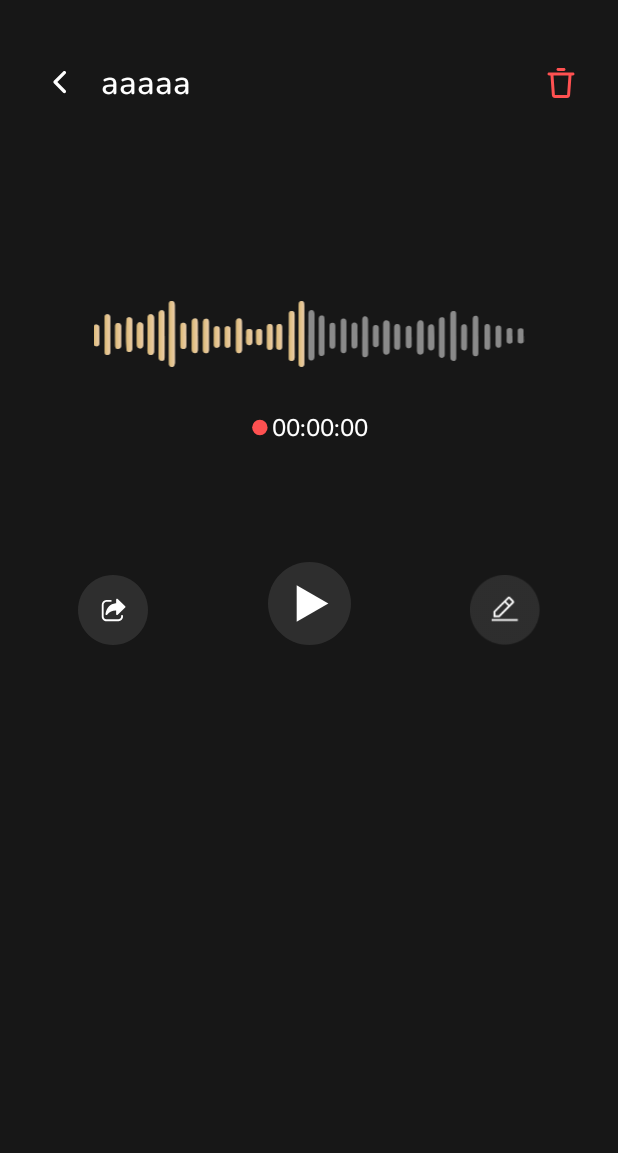
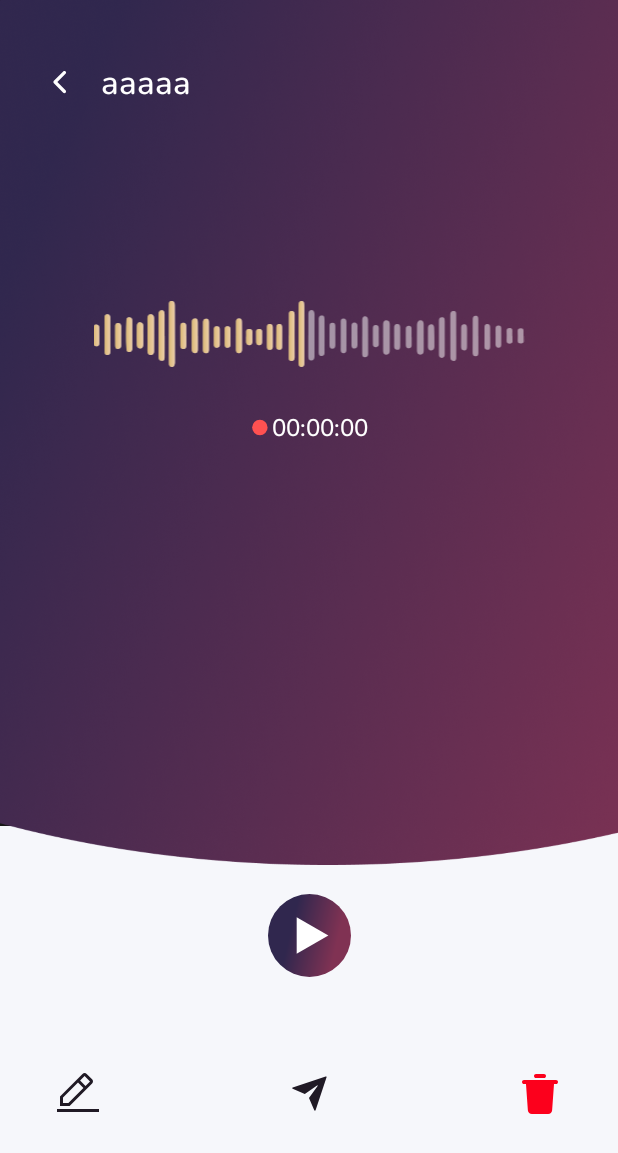
Before and after one commit to hoangvannhatanh/appxx_piano, an Android app: the layout activity_record_detail.xml on its own in the app's theme, with its tools: preview values and no code run, on a phone screen of 412 x 824 dp. Shown: the top 1153 px of the screen. Run offline under Robolectric (Android 15) with nearby library versions, the phone set to English and light mode, and no system bars.

Commit message:
update record

```diff
--- a/app/src/main/res/drawable/ads_icon_app.xml
+++ /dev/null
@@ -1,14 +0,0 @@
-<?xml version="1.0" encoding="utf-8"?>
-<shape xmlns:android="http://schemas.android.com/apk/res/android">
-    <gradient
-        android:angle="90"
-        android:endColor="#EFD0AF"
-        android:startColor="#D5B063" />
-    <corners
-        android:bottomLeftRadius="2dp"
-        android:bottomRightRadius="13dp"
-        android:radius="1dp"
-        android:topLeftRadius="10dp"
-        android:topRightRadius="2dp" />
-
-</shape>
--- a/app/src/main/res/drawable/ic_delete.xml
+++ b/app/src/main/res/drawable/ic_delete.xml
@@ -1,9 +1,13 @@
 <vector xmlns:android="http://schemas.android.com/apk/res/android"
-    android:width="24dp"
-    android:height="24dp"
-    android:viewportWidth="24"
-    android:viewportHeight="24">
+    android:width="52dp"
+    android:height="52dp"
+    android:viewportWidth="52"
+    android:viewportHeight="52">
+  <group>
+    <clip-path
+        android:pathData="M10,10h32v32h-32z"/>
     <path
-        android:fillColor="#FFFF5151"
-        android:pathData="M20 5c0.27 0 0.52 0.1 0.7 0.3C20.9 5.47 21 5.72 21 6c0 0.27-0.1 0.52-0.3 0.7C20.53 6.9 20.28 7 20 7h-1v0.07l-0.94 13.07c-0.03 0.5-0.26 0.98-0.63 1.32-0.37 0.35-0.86 0.54-1.36 0.54H7.93c-0.5 0-1-0.2-1.36-0.54-0.37-0.34-0.6-0.81-0.64-1.32L5 7.07V7H4C3.73 7 3.48 6.9 3.3 6.7 3.1 6.53 3 6.28 3 6c0-0.27 0.1-0.52 0.3-0.7C3.47 5.1 3.72 5 4 5h16Zm-3 2H7l0.93 13h8.14L17 7Zm-3-5c0.27 0 0.52 0.1 0.7 0.3C14.9 2.47 15 2.72 15 3c0 0.27-0.1 0.52-0.3 0.7C14.53 3.9 14.28 4 14 4h-4C9.73 4 9.48 3.9 9.3 3.7 9.1 3.53 9 3.28 9 3c0-0.27 0.1-0.52 0.3-0.7C9.47 2.1 9.72 2 10 2h4Z"/>
+        android:pathData="M36.667,16.668C37.02,16.668 37.359,16.808 37.61,17.059C37.86,17.309 38,17.648 38,18.001C38,18.355 37.86,18.694 37.61,18.944C37.359,19.194 37.02,19.335 36.667,19.335H35.333L35.329,19.429L34.085,36.857C34.037,37.53 33.736,38.16 33.243,38.619C32.749,39.079 32.1,39.335 31.425,39.335H20.573C19.899,39.335 19.249,39.079 18.756,38.619C18.262,38.16 17.961,37.53 17.913,36.857L16.669,19.431C16.667,19.399 16.666,19.367 16.667,19.335H15.333C14.98,19.335 14.641,19.194 14.391,18.944C14.141,18.694 14,18.355 14,18.001C14,17.648 14.141,17.309 14.391,17.059C14.641,16.808 14.98,16.668 15.333,16.668H36.667ZM28.667,12.668C29.02,12.668 29.359,12.808 29.61,13.059C29.86,13.309 30,13.648 30,14.001C30,14.355 29.86,14.694 29.61,14.944C29.359,15.194 29.02,15.335 28.667,15.335H23.333C22.98,15.335 22.641,15.194 22.39,14.944C22.14,14.694 22,14.355 22,14.001C22,13.648 22.14,13.309 22.39,13.059C22.641,12.808 22.98,12.668 23.333,12.668H28.667Z"
+        android:fillColor="#FC001C"/>
+  </group>
 </vector>
--- a/app/src/main/res/drawable/ic_pause_record.xml
+++ b/app/src/main/res/drawable/ic_pause_record.xml
@@ -1,12 +1,24 @@
 <vector xmlns:android="http://schemas.android.com/apk/res/android"
+    xmlns:aapt="http://schemas.android.com/aapt"
     android:width="55dp"
     android:height="55dp"
     android:viewportWidth="55"
     android:viewportHeight="55">
-    <path
-        android:fillColor="#1AFFFFFF"
-        android:pathData="M0 27.5c0-15.19 12.31-27.5 27.5-27.5h0c15.19 0 27.5 12.31 27.5 27.5v0c0 15.19-12.31 27.5-27.5 27.5h0c-15.19 0-27.5-12.31-27.5-27.5z"/>
-    <path
-        android:fillColor="#FFFFFFFF"
-        android:pathData="M19.25 37.13h5.5V17.86h-5.5v19.25Zm11-19.26v19.25h5.5V17.89h-5.5Z"/>
+  <path
+      android:pathData="M27.5,0L27.5,0A27.5,27.5 0,0 1,55 27.5L55,27.5A27.5,27.5 0,0 1,27.5 55L27.5,55A27.5,27.5 0,0 1,0 27.5L0,27.5A27.5,27.5 0,0 1,27.5 0z">
+    <aapt:attr name="android:fillColor">
+      <gradient
+          android:startX="17.346"
+          android:startY="14.162"
+          android:endX="48.444"
+          android:endY="21.552"
+          android:type="linear">
+        <item android:offset="0" android:color="#FF30274E"/>
+        <item android:offset="1" android:color="#FF803253"/>
+      </gradient>
+    </aapt:attr>
+  </path>
+  <path
+      android:pathData="M19.25,37.125H24.75V17.875H19.25V37.125ZM30.25,17.875V37.125H35.75V17.875H30.25Z"
+      android:fillColor="#ffffff"/>
 </vector>
--- a/app/src/main/res/drawable/ic_play_record.xml
+++ b/app/src/main/res/drawable/ic_play_record.xml
@@ -1,12 +1,24 @@
 <vector xmlns:android="http://schemas.android.com/apk/res/android"
+    xmlns:aapt="http://schemas.android.com/aapt"
     android:width="55dp"
     android:height="55dp"
     android:viewportWidth="55"
     android:viewportHeight="55">
-    <path
-        android:fillColor="#1AFFFFFF"
-        android:pathData="M0 27.5c0-15.19 12.31-27.5 27.5-27.5h0c15.19 0 27.5 12.31 27.5 27.5v0c0 15.19-12.31 27.5-27.5 27.5h0c-15.19 0-27.5-12.31-27.5-27.5z"/>
-    <path
-        android:fillColor="#FFFFFFFF"
-        android:pathData="M40 27.5L19 39.62V15.38L40 27.5Z"/>
+  <path
+      android:pathData="M27.5,0L27.5,0A27.5,27.5 0,0 1,55 27.5L55,27.5A27.5,27.5 0,0 1,27.5 55L27.5,55A27.5,27.5 0,0 1,0 27.5L0,27.5A27.5,27.5 0,0 1,27.5 0z">
+    <aapt:attr name="android:fillColor">
+      <gradient
+          android:startX="17.346"
+          android:startY="14.162"
+          android:endX="48.444"
+          android:endY="21.552"
+          android:type="linear">
+        <item android:offset="0" android:color="#FF30274E"/>
+        <item android:offset="1" android:color="#FF803253"/>
+      </gradient>
+    </aapt:attr>
+  </path>
+  <path
+      android:pathData="M40,27.499L19,39.624L19,15.375L40,27.499Z"
+      android:fillColor="#ffffff"/>
 </vector>
--- a/app/src/main/res/drawable/ic_share_record.xml
+++ b/app/src/main/res/drawable/ic_share_record.xml
@@ -1,12 +1,9 @@
 <vector xmlns:android="http://schemas.android.com/apk/res/android"
-    android:width="42dp"
-    android:height="42dp"
-    android:viewportWidth="42"
-    android:viewportHeight="42">
-    <path
-        android:fillColor="#1AFFFFFF"
-        android:pathData="M0 21c0-11.6 9.4-21 21-21h0c11.6 0 21 9.4 21 21v0c0 11.6-9.4 21-21 21h0c-11.6 0-21-9.4-21-21z"/>
-    <path
-        android:fillColor="#FFFFFFFF"
-        android:pathData="M17.06 15h2.6c0.14 0 0.28 0.05 0.38 0.15 0.1 0.1 0.17 0.23 0.18 0.37 0 0.15-0.04 0.29-0.13 0.4-0.09 0.1-0.21 0.18-0.36 0.2h-0.07-2.6c-0.43 0-0.84 0.17-1.15 0.46-0.31 0.29-0.5 0.69-0.53 1.12v0.11 7.13c0 0.42 0.16 0.84 0.45 1.15 0.29 0.31 0.69 0.5 1.11 0.53h0.12 7.13c0.42 0 0.83-0.16 1.15-0.45 0.31-0.3 0.5-0.69 0.53-1.12v-0.11-0.38c0-0.14 0.06-0.28 0.15-0.38 0.1-0.1 0.24-0.17 0.38-0.18 0.14 0 0.28 0.04 0.4 0.13 0.1 0.09 0.17 0.22 0.2 0.36v0.07 0.38c0 0.72-0.28 1.41-0.77 1.93-0.5 0.52-1.18 0.84-1.9 0.88H24.2h-7.13c-0.72 0-1.41-0.28-1.94-0.77-0.52-0.5-0.83-1.17-0.87-1.9v-0.14-7.13c0-0.72 0.27-1.41 0.77-1.93 0.5-0.53 1.17-0.84 1.89-0.88h0.15Zm5.82 1.9v-2.09c0-0.1 0.02-0.2 0.08-0.3 0.05-0.08 0.13-0.15 0.22-0.2 0.1-0.05 0.2-0.07 0.3-0.06 0.1 0 0.2 0.04 0.29 0.1l0.06 0.06 4.5 4.3c0.2 0.21 0.22 0.53 0.05 0.76l-0.06 0.06-4.5 4.31c-0.07 0.08-0.16 0.13-0.26 0.15-0.1 0.02-0.2 0.01-0.3-0.02-0.1-0.03-0.19-0.1-0.26-0.17-0.06-0.08-0.1-0.18-0.12-0.28v-0.08-2.1h-0.24c-2-0.01-3.7 0.8-5.15 2.47-0.38 0.42-1.07 0.1-0.98-0.46 0.62-3.86 2.7-6.03 6.14-6.42l0.23-0.02Z"/>
+    android:width="52dp"
+    android:height="52dp"
+    android:viewportWidth="52"
+    android:viewportHeight="52">
+  <path
+      android:pathData="M37.115,14.294L15.164,21.612C15.074,21.642 14.996,21.699 14.939,21.774C14.882,21.85 14.849,21.941 14.845,22.036C14.841,22.131 14.866,22.224 14.917,22.304C14.967,22.384 15.041,22.447 15.128,22.484L23.195,25.942C23.237,25.96 23.283,25.967 23.329,25.962C23.375,25.957 23.419,25.941 23.456,25.914L31.364,20.263C31.61,20.09 31.911,20.391 31.737,20.636L26.087,28.544C26.06,28.582 26.044,28.625 26.039,28.671C26.035,28.716 26.042,28.762 26.06,28.804L29.516,36.871C29.553,36.958 29.616,37.032 29.696,37.083C29.776,37.133 29.869,37.158 29.964,37.155C30.059,37.151 30.15,37.118 30.226,37.062C30.301,37.005 30.358,36.926 30.388,36.836L37.707,14.884C37.734,14.802 37.738,14.714 37.718,14.629C37.699,14.545 37.656,14.468 37.594,14.406C37.533,14.345 37.456,14.302 37.371,14.282C37.287,14.262 37.197,14.266 37.115,14.294Z"
+      android:fillColor="#201A25"/>
 </vector>
--- /dev/null
+++ b/app/src/main/res/drawable/ic_update_record.xml
@@ -0,0 +1,9 @@
+<vector xmlns:android="http://schemas.android.com/apk/res/android"
+    android:width="52dp"
+    android:height="52dp"
+    android:viewportWidth="52"
+    android:viewportHeight="52">
+  <path
+      android:pathData="M12,36H40V38H12V36ZM35.4,19C36.2,18.2 36.2,17 35.4,16.2L31.8,12.6C31,11.8 29.8,11.8 29,12.6L14,27.6V34H20.4L35.4,19ZM30.4,14L34,17.6L31,20.6L27.4,17L30.4,14ZM16,32V28.4L26,18.4L29.6,22L19.6,32H16Z"
+      android:fillColor="#201A25"/>
+</vector>
--- a/app/src/main/res/layout/activity_record_detail.xml
+++ b/app/src/main/res/layout/activity_record_detail.xml
@@ -5,11 +5,21 @@
     android:layout_height="match_parent"
     android:background="@color/primary">
 
+    <ImageView
+        android:id="@+id/ivBackground"
+        android:layout_width="match_parent"
+        android:layout_height="0dp"
+        android:background="@drawable/background_main_tracks"
+        android:elevation="@dimen/_2sdp"
+        app:layout_constraintHeight_percent="0.7"
+        app:layout_constraintTop_toTopOf="parent" />
+
     <androidx.constraintlayout.widget.ConstraintLayout
         android:id="@+id/clHeader"
         android:layout_width="match_parent"
         android:layout_height="wrap_content"
         android:layout_marginTop="@dimen/_30sdp"
+        android:elevation="@dimen/_2sdp"
         app:layout_constraintTop_toTopOf="parent">
 
         <ImageView
@@ -26,7 +36,7 @@
             android:id="@+id/tvTitle"
             android:layout_width="0dp"
             android:layout_height="wrap_content"
-            android:layout_marginStart="@dimen/_10sdp"
+            android:layout_marginHorizontal="@dimen/_10sdp"
             android:ellipsize="marquee"
             android:fontFamily="@font/nunito_medium"
             android:maxLines="1"
@@ -35,19 +45,9 @@
             android:textFontWeight="656"
             android:textSize="22sp"
             app:layout_constraintBottom_toBottomOf="parent"
-            app:layout_constraintEnd_toStartOf="@+id/btnDelete"
+            app:layout_constraintEnd_toEndOf="parent"
             app:layout_constraintStart_toEndOf="@+id/btnBack"
             app:layout_constraintTop_toTopOf="parent" />
-
-        <ImageView
-            android:id="@+id/btnDelete"
-            android:layout_width="wrap_content"
-            android:layout_height="wrap_content"
-            android:layout_marginEnd="@dimen/_20sdp"
-            android:src="@drawable/ic_delete"
-            app:layout_constraintBottom_toBottomOf="@+id/tvTitle"
-            app:layout_constraintEnd_toEndOf="parent"
-            app:layout_constraintTop_toTopOf="@+id/tvTitle" />
 
     </androidx.constraintlayout.widget.ConstraintLayout>
 
@@ -55,6 +55,7 @@
         android:layout_width="match_parent"
         android:layout_height="wrap_content"
         android:layout_marginTop="@dimen/_100sdp"
+        android:elevation="@dimen/_2sdp"
         app:layout_constraintTop_toBottomOf="@+id/clHeader">
 
         <ImageView
@@ -97,40 +98,55 @@
 
         </androidx.constraintlayout.widget.ConstraintLayout>
 
+    </androidx.constraintlayout.widget.ConstraintLayout>
+
     <androidx.constraintlayout.widget.ConstraintLayout
         android:layout_width="match_parent"
-            android:layout_height="wrap_content"
-            android:layout_marginHorizontal="@dimen/_40sdp"
-            android:layout_marginTop="@dimen/_60sdp"
-            app:layout_constraintTop_toBottomOf="@+id/clTime">
+        android:layout_height="0dp"
+        android:layout_marginTop="@dimen/_minus20sdp"
+        android:background="@color/color_F6F7FB"
+        android:paddingHorizontal="@dimen/_20sdp"
+        android:paddingTop="@dimen/_35sdp"
+        app:layout_constraintBottom_toBottomOf="parent"
+        app:layout_constraintTop_toBottomOf="@+id/ivBackground">
 
         <ImageView
             android:id="@+id/ivPlay"
             android:layout_width="wrap_content"
             android:layout_height="wrap_content"
             android:src="@drawable/ic_play_record"
-                app:layout_constraintBottom_toBottomOf="parent"
             app:layout_constraintEnd_toEndOf="parent"
-                app:layout_constraintStart_toStartOf="parent" />
-
-            <ImageView
-                android:id="@+id/ivShare"
-                android:layout_width="@dimen/_36sdp"
-                android:layout_height="@dimen/_36sdp"
-                android:src="@drawable/ic_share_record"
-                app:layout_constraintBottom_toBottomOf="parent"
-                app:layout_constraintStart_toStartOf="parent" />
+            app:layout_constraintStart_toStartOf="parent"
+            app:layout_constraintTop_toTopOf="parent" />
 
 
         <ImageView
             android:id="@+id/ivRename"
-                android:layout_width="@dimen/_36sdp"
-                android:layout_height="@dimen/_36sdp"
+            android:layout_width="wrap_content"
+            android:layout_height="wrap_content"
             android:src="@drawable/ic_update_record"
-                app:layout_constraintBottom_toBottomOf="parent"
-                app:layout_constraintEnd_toEndOf="parent" />
+            app:layout_constraintBottom_toBottomOf="@+id/ivShare"
+            app:layout_constraintStart_toStartOf="parent"
+            app:layout_constraintTop_toTopOf="@+id/ivShare" />
 
-        </androidx.constraintlayout.widget.ConstraintLayout>
+        <ImageView
+            android:id="@+id/ivShare"
+            android:layout_width="wrap_content"
+            android:layout_height="wrap_content"
+            android:src="@drawable/ic_share_record"
+            android:layout_marginTop="@dimen/_40sdp"
+            app:layout_constraintEnd_toEndOf="parent"
+            app:layout_constraintStart_toStartOf="parent"
+            app:layout_constraintTop_toBottomOf="@+id/ivPlay" />
+
+        <ImageView
+            android:id="@+id/btnDelete"
+            android:layout_width="wrap_content"
+            android:layout_height="wrap_content"
+            android:src="@drawable/ic_delete"
+            app:layout_constraintBottom_toBottomOf="@+id/ivShare"
+            app:layout_constraintEnd_toEndOf="parent"
+            app:layout_constraintTop_toTopOf="@+id/ivShare" />
 
     </androidx.constraintlayout.widget.ConstraintLayout>
 </androidx.constraintlayout.widget.ConstraintLayout>
```
Also changed, not shown: app/src/main/res/drawable/background_main_tracks.png (added), app/src/main/res/drawable/ic_update_record.png (deleted). Lines whose indentation alone changed are shown as unchanged.
